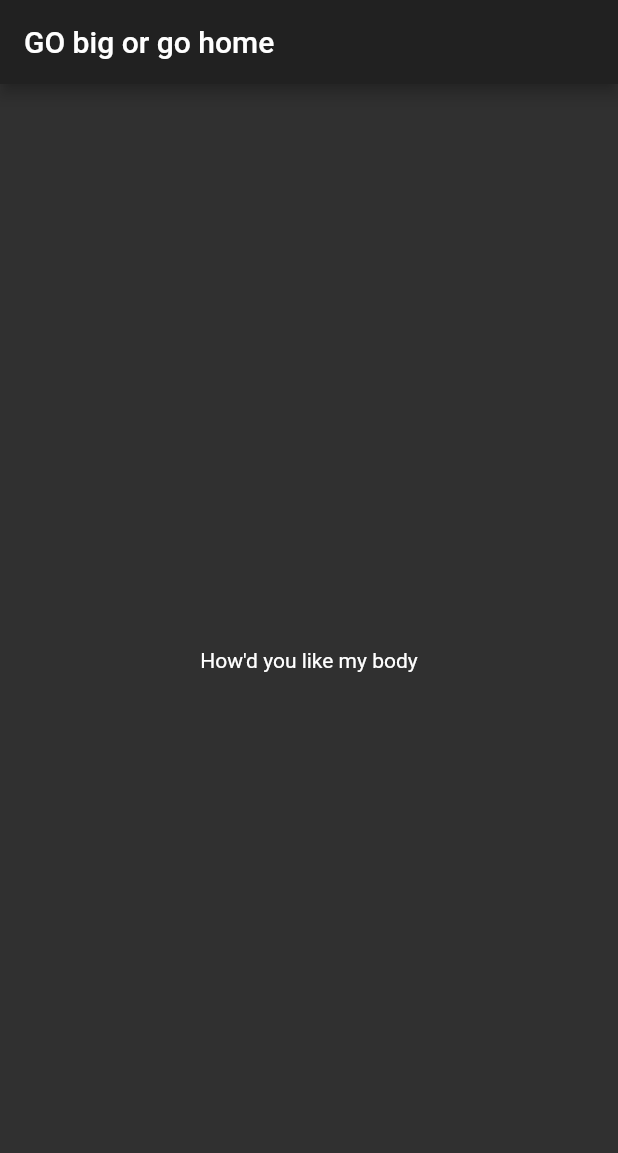
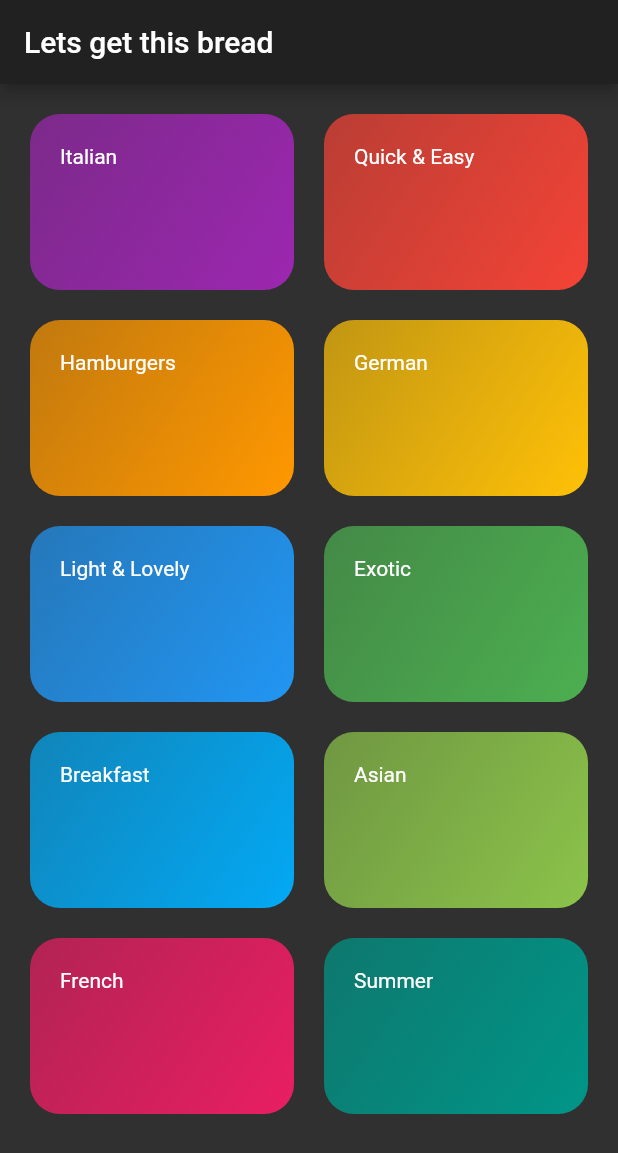
Before and after one commit to sanjogururaj47/MealsFlutterApp, a Flutter app: the screen it shows after launch, on a phone screen of 412 x 824 dp. Shown: the top 1153 px of the screen. Run offline on Flutter 3.47's test engine with Material 2 defaults, Android fonts, the phone set to English and light mode, and no system bars.

```diff
--- a/lib/categories_screen.dart
+++ b/lib/categories_screen.dart
@@ -1,15 +1,26 @@
 import 'package:flutter/material.dart';
+import 'package:mealsapp/category_item.dart';
 
-class CatogoriesScreen extends StatelessWidget {
+import './dummy_data.dart';
+
+class CategoriesScreen extends StatelessWidget {
   @override
   Widget build(BuildContext context) {
-    return GridView(
-      children: <Widget>[],
-      gridDelegate: SliverGridDelegateWithMaxCrossAxisExtent(
-        maxCrossAxisExtent: 200,
-        childAspectRatio: 3 / 2,
-        crossAxisSpacing: 20,
-        mainAxisSpacing: 20,
+    return Scaffold(
+      appBar: AppBar(
+        title: Text('Lets get this bread'),
+      ),
+      body: GridView(
+        padding: EdgeInsets.all(20),
+        children: DUMMY_CATEGORIES
+            .map((catData) => CategoryItem(catData.title, catData.color))
+            .toList(),
+        gridDelegate: SliverGridDelegateWithMaxCrossAxisExtent(
+          maxCrossAxisExtent: 290,
+          childAspectRatio: 3 / 2,
+          crossAxisSpacing: 20,
+          mainAxisSpacing: 20,
+        ),
       ),
     );
   }
--- /dev/null
+++ b/lib/category_item.dart
@@ -0,0 +1,25 @@
+import 'package:flutter/material.dart';
+
+class CategoryItem extends StatelessWidget {
+  final String title;
+  final Color color;
+
+  CategoryItem(this.title, this.color);
+
+  @override
+  Widget build(BuildContext context) {
+    return Container(
+      padding: const EdgeInsets.all(20),
+      child: Text(title),
+      decoration: BoxDecoration(
+        gradient: LinearGradient(colors: [
+          color.withOpacity(0.7), color
+          ],
+          begin: Alignment.topLeft,
+          end: Alignment.bottomRight
+          ),
+          borderRadius: BorderRadius.circular(20),
+      ),
+    );
+  }
+}
--- a/lib/main.dart
+++ b/lib/main.dart
@@ -1,4 +1,6 @@
 import 'package:flutter/material.dart';
+
+import './categories_screen.dart';
 
 void main() {
   runApp(MyApp());
@@ -11,7 +13,7 @@ class MyApp extends StatelessWidget {
     return MaterialApp(
       title: 'Come get this bread',
       theme: ThemeData.dark(),
-      home: MyHomePage(title: 'GO big or go home'),
+      home: CategoriesScreen(),
     );
   }
 }
```
Also changed, not shown: pubspec.yaml (+17 -6 lines), assets/fonts/Raleway-Black.ttf (added), assets/fonts/Raleway-Bold.ttf (added), assets/fonts/Raleway-Regular.ttf (added), assets/fonts/RobotoCondensed-Bold.ttf (added), assets/fonts/RobotoCondensed-Italic.ttf (added), assets/fonts/RobotoCondensed-Light.ttf (added), assets/fonts/RobotoCondensed-Regular.ttf (added).
